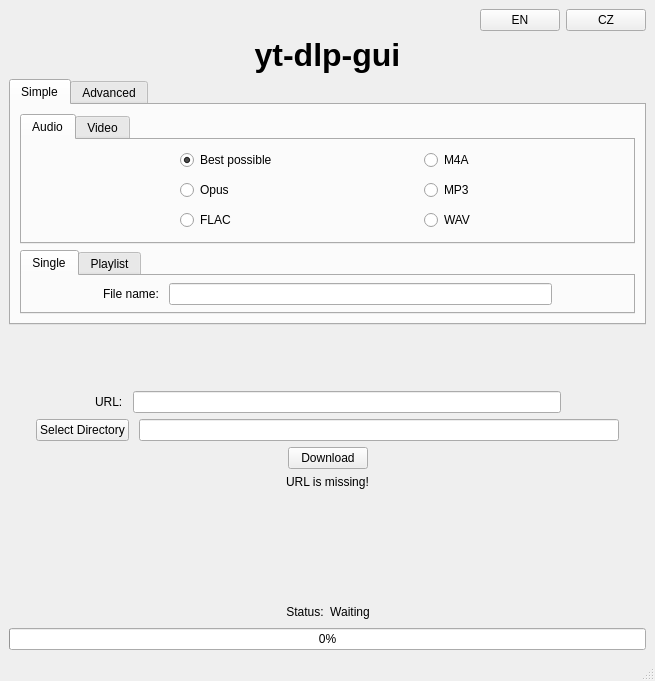
Bundes197/yt-dlp-gui, file maingui.ui: the form before one commit.
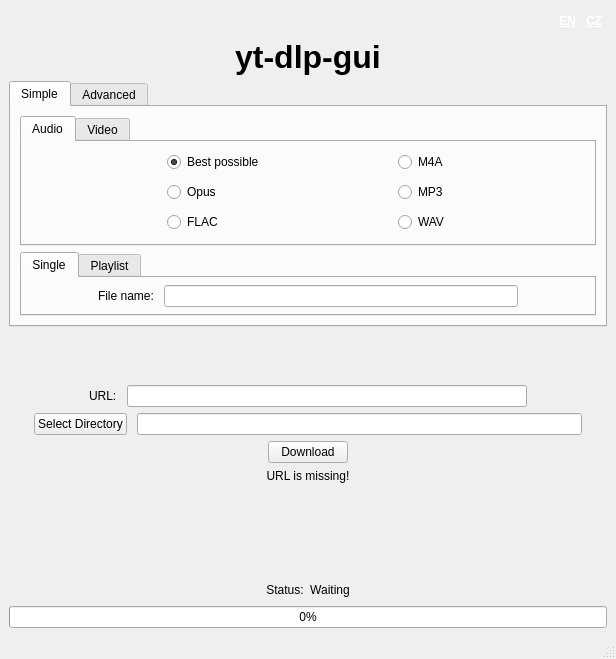
The form after the commit.

Commit message: feat(ui): better language buttons style

```diff
--- a/maingui.ui
+++ b/maingui.ui
@@ -6,8 +6,8 @@
    <rect>
     <x>0</x>
     <y>0</y>
-    <width>655</width>
-    <height>681</height>
+    <width>616</width>
+    <height>659</height>
    </rect>
   </property>
   <property name="windowTitle">
@@ -20,6 +20,9 @@
    <layout class="QVBoxLayout" name="verticalLayout">
     <item>
      <layout class="QHBoxLayout" name="horizontalLayout_8">
+      <property name="spacing">
+       <number>0</number>
+      </property>
       <item>
        <spacer name="horizontalSpacer_19">
         <property name="orientation">
@@ -35,6 +38,22 @@
       </item>
       <item>
        <widget class="QPushButton" name="enButton">
+        <property name="cursor">
+         <cursorShape>PointingHandCursor</cursorShape>
+        </property>
+        <property name="styleSheet">
+         <string notr="true">QPushButton {
+    background: transparent;
+    border: none;
+    color: #FFFFFF;
+    text-decoration: underline;
+    font-weight: bold;
+    padding: 5px;
+}
+QPushButton:hover {
+    color: #AAAAAA;
+}</string>
+        </property>
         <property name="text">
          <string>EN</string>
         </property>
@@ -42,6 +61,22 @@
       </item>
       <item>
        <widget class="QPushButton" name="czButton">
+        <property name="cursor">
+         <cursorShape>PointingHandCursor</cursorShape>
+        </property>
+        <property name="styleSheet">
+         <string notr="true">QPushButton {
+    background: transparent;
+    border: none;
+    color: #FFFFFF;
+    text-decoration: underline;
+    font-weight: bold;
+    padding: 5px;
+}
+QPushButton:hover {
+    color: #AAAAAA;
+}</string>
+        </property>
         <property name="text">
          <string>CZ</string>
         </property>
```
Left out of the diff: 2 changed lines with no effect on the pictures. The commit also changes 3 other files.
